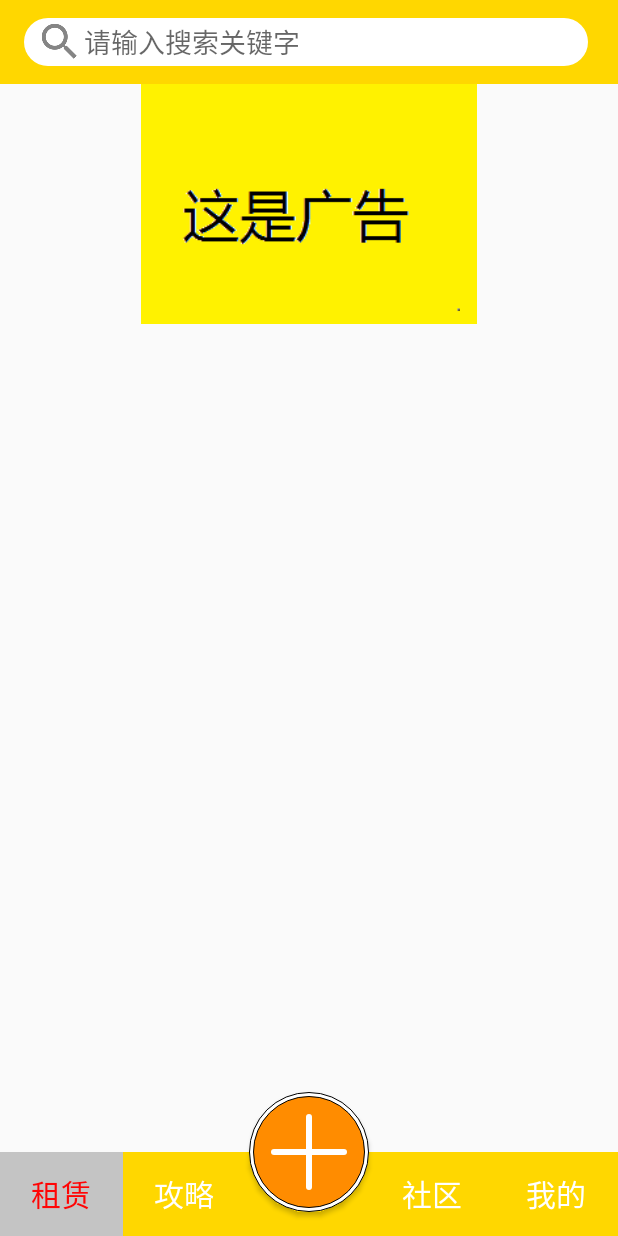
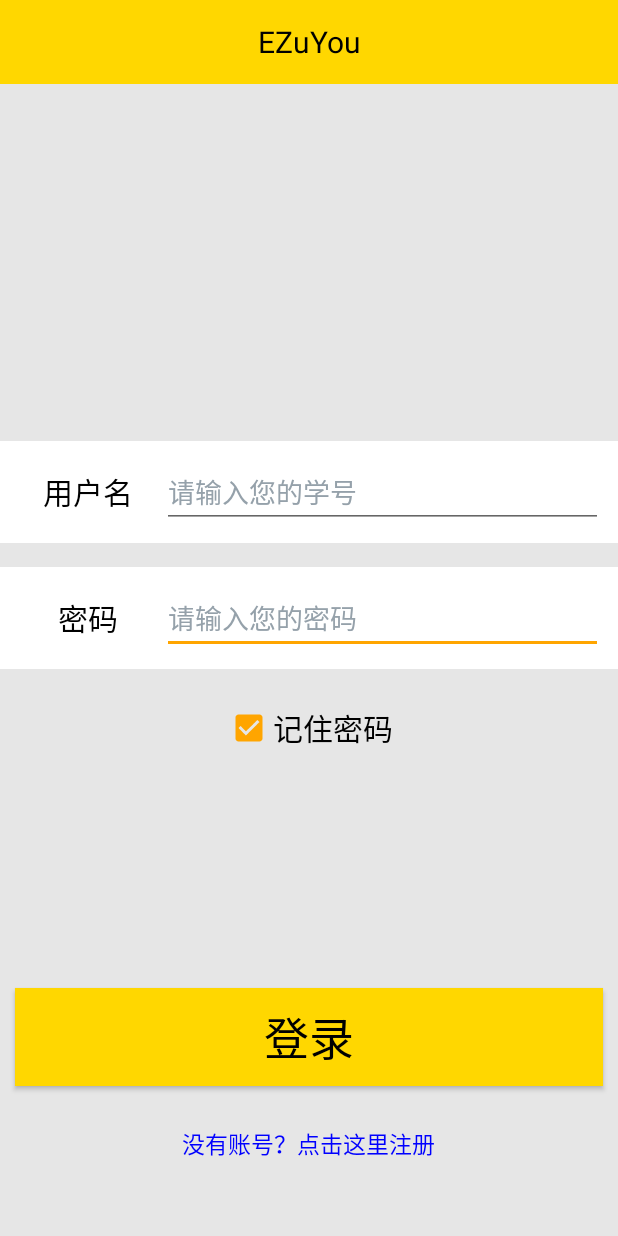
Before and after one commit to royyoung388/EZuYou, an Android app: the screen it shows after launch (Menu before the commit, Login after it), on a phone screen of 412 x 824 dp. Run offline under Robolectric (Android 15) with nearby library versions, the phone set to English and light mode, and no system bars; our stand-ins replace CircleImageView.

Commit message:
V2.1：添加了登录，注册功能。

```diff
--- a/app/src/main/AndroidManifest.xml
+++ b/app/src/main/AndroidManifest.xml
@@ -27,6 +27,9 @@
         <activity android:name=".My.My_History"></activity>
         <activity android:name=".My.My_Strategy"></activity>
         <activity android:name=".My.My_Purchase"></activity>
+
+        <activity android:name=".Login.Login"></activity>
+        <activity android:name=".Login.Login_sign"></activity>
     </application>
 
 </manifest>
--- /dev/null
+++ b/app/src/main/java/com/you/ezuyou/Login/Login.java
@@ -0,0 +1,120 @@
+package com.you.ezuyou.Login;
+
+import android.content.Context;
+import android.content.Intent;
+import android.content.SharedPreferences;
+import android.os.Bundle;
+import android.support.v7.app.AppCompatActivity;
+import android.support.v7.widget.Toolbar;
+import android.text.TextUtils;
+import android.view.View;
+import android.widget.Button;
+import android.widget.CheckBox;
+import android.widget.EditText;
+import android.widget.TextView;
+import android.widget.Toast;
+
+import com.you.ezuyou.InternetUtls.LoginUtils.LoginUtils;
+import com.you.ezuyou.R;
+
+/**
+ * Created by Administrator on 2017/4/4.
+ */
+
+public class Login extends AppCompatActivity implements View.OnClickListener{
+
+    private EditText name, pwd;
+    private CheckBox remember;
+    private Button submit;
+    private TextView sign;
+
+    private String userName, userPass;
+
+    private SharedPreferences sp = null;
+
+
+    @Override
+    protected void onCreate(Bundle savedInstanceState) {
+        super.onCreate(savedInstanceState);
+        setContentView(R.layout.login);
+
+        Toolbar toolbar = (Toolbar) findViewById(R.id.Login_Toolbar);
+        toolbar.setTitle("");
+        //toolbar.inflateMenu(R.menu.menu_main);//设置右上角的填充菜单
+        setSupportActionBar(toolbar);
+
+        bindView();
+    }
+
+    //检查并登录
+    private void check() {
+        // 获取用户名
+        userName = name.getText().toString();
+        // 获取用户密码
+        userPass = pwd.getText().toString();
+
+        if (TextUtils.isEmpty(userName)) {
+            Toast.makeText(this, "用户名不能为空", Toast.LENGTH_SHORT).show();
+            //重置输入和验证码
+            pwd.setText(null);
+        } else if (TextUtils.isEmpty(userPass)) {
+            Toast.makeText(this, "密码不能为空", Toast.LENGTH_SHORT).show();
+            //重置输入和验证码
+            pwd.setText(null);
+        } else {
+            Toast.makeText(this, "正在连接", Toast.LENGTH_SHORT).show();
+            //登录
+            LoginUtils.start_Login(userName, userPass, pwd);
+            //实现记住密码
+            rememer();
+        }
+    }
+
+    //绑定控件
+    public void bindView() {
+        name = (EditText) findViewById(R.id.Login_name);
+        pwd = (EditText) findViewById(R.id.Login_password);
+        remember = (CheckBox) findViewById(R.id.Login_checkbox);
+        submit = (Button) findViewById(R.id.Login_submit);
+        sign = (TextView) findViewById(R.id.Login_sign);
+
+        submit.setOnClickListener(this);
+        sign.setOnClickListener(this);
+
+        sp = this.getSharedPreferences("login", Context.MODE_PRIVATE);
+        if (sp != null) {
+            name.setText(sp.getString("name",null));
+            pwd.setText(sp.getString("pwd",null));
+        }
+    }
+
+    //记住密码
+    private void rememer() {
+        sp = getSharedPreferences("login",MODE_PRIVATE);
+        if (remember.isChecked()) {
+            SharedPreferences.Editor editor = sp.edit();
+            editor.putString("name",userName);
+            editor.putString("pwd",userPass);
+            editor.apply();
+        } else {
+            SharedPreferences.Editor editor = sp.edit();
+            editor.putString("name",null);
+            editor.putString("pwd",null);
+            editor.apply();
+            //重置输入
+            pwd.setText(null);
+        }
+    }
+
+    @Override
+    public void onClick(View v) {
+        switch (v.getId()) {
+            case R.id.Login_submit:
+                check();
+                break;
+            case R.id.Login_sign:
+                startActivity(new Intent(Login.this, Login_sign.class));
+                break;
+        }
+    }
+}
--- a/app/src/main/java/com/you/ezuyou/Welcome/Welcome.java
+++ b/app/src/main/java/com/you/ezuyou/Welcome/Welcome.java
@@ -6,6 +6,7 @@ import android.os.CountDownTimer;
 import android.support.v7.app.AppCompatActivity;
 import android.widget.TextView;
 
+import com.you.ezuyou.Login.Login;
 import com.you.ezuyou.Menu.Menu;
 import com.you.ezuyou.R;
 
@@ -37,7 +38,7 @@ public class Welcome extends AppCompatActivity{
             }
             //结束时
             public void onFinish() {
-                startActivity(new Intent(Welcome.this, Menu.class));
+                startActivity(new Intent(Welcome.this, Login.class));
                 finish();
             }
         }.start();;
--- /dev/null
+++ b/app/src/main/res/layout/login.xml
@@ -0,0 +1,129 @@
+<?xml version="1.0" encoding="utf-8"?>
+<RelativeLayout xmlns:android="http://schemas.android.com/apk/res/android"
+    android:orientation="vertical"
+    android:layout_width="match_parent"
+    android:layout_height="match_parent"
+    android:background="#e6e6e6">
+
+    <android.support.v7.widget.Toolbar
+        android:layout_alignParentTop="true"
+        android:id="@+id/Login_Toolbar"
+        android:layout_width="match_parent"
+        android:layout_height="?attr/actionBarSize"
+        android:background="?attr/colorPrimary">
+
+        <TextView
+            android:id="@+id/Login_tiltle"
+            android:layout_width="wrap_content"
+            android:layout_height="wrap_content"
+            android:layout_gravity="center"
+            android:textSize="20dp"
+            android:text="EZuYou"/>
+    </android.support.v7.widget.Toolbar>
+
+    <LinearLayout
+        android:id="@+id/Login_layout_password"
+        android:layout_centerInParent="true"
+        android:layout_marginTop="8dp"
+        android:layout_marginBottom="8dp"
+        android:padding="10dp"
+        android:layout_width="match_parent"
+        android:layout_height="wrap_content"
+        android:orientation="horizontal"
+        android:background="#ffffff"
+        android:gravity="center">
+
+        <TextView
+            android:id="@+id/Login_text_pwd"
+            android:layout_weight="1"
+            android:layout_width="0dp"
+            android:layout_height="wrap_content"
+            android:text="密码"
+            android:gravity="center"
+            android:textSize="20dp" />
+
+        <EditText
+            android:id="@+id/Login_password"
+            android:inputType="numberPassword"
+            android:selectAllOnFocus="true"
+            android:layout_weight="3"
+            android:layout_width="0dp"
+            android:layout_height="wrap_content"
+            android:hint="请输入您的密码"
+            android:textColorHint="#95A1AA"
+            android:layout_gravity="bottom"
+            android:singleLine="true"/>
+    </LinearLayout>
+
+    <LinearLayout
+        android:layout_above="@id/Login_layout_password"
+        android:layout_gravity="center"
+        android:layout_marginTop="8dp"
+        android:layout_marginBottom="8dp"
+        android:padding="10dp"
+        android:layout_width="match_parent"
+        android:layout_height="wrap_content"
+        android:orientation="horizontal"
+        android:background="#ffffff"
+        android:gravity="center">
+
+        <TextView
+            android:id="@+id/Login_text_name"
+            android:layout_weight="1"
+            android:layout_width="0dp"
+            android:layout_height="wrap_content"
+            android:text="用户名"
+            android:gravity="center"
+            android:textSize="20dp" />
+
+        <EditText
+            android:id="@+id/Login_name"
+            android:inputType="number"
+            android:selectAllOnFocus="true"
+            android:layout_weight="3"
+            android:layout_width="0dp"
+            android:layout_height="wrap_content"
+            android:hint="请输入您的学号"
+            android:textColorHint="#95A1AA"
+            android:layout_gravity="bottom"
+            android:singleLine="true"/>
+    </LinearLayout>
+
+    <CheckBox
+        android:layout_below="@id/Login_layout_password"
+        android:layout_centerHorizontal="true"
+        android:layout_marginTop="15dp"
+        android:id="@+id/Login_checkbox"
+        android:layout_width="wrap_content"
+        android:layout_height="wrap_content"
+        android:layout_gravity="center"
+        android:text="记住密码"
+        android:checked="true"
+        android:textSize="20dp"/>
+
+    <Button
+        android:layout_alignParentBottom="true"
+        android:background="#FFD700"
+        android:layout_marginRight="10dp"
+        android:layout_marginLeft="10dp"
+        android:layout_marginBottom="100dp"
+        android:padding="10dp"
+        android:id="@+id/Login_submit"
+        android:layout_width="match_parent"
+        android:layout_height="wrap_content"
+        android:layout_gravity="center_horizontal"
+        android:text="登录"
+        android:textSize="30dp"/>
+
+    <TextView
+        android:layout_alignParentBottom="true"
+        android:layout_centerHorizontal="true"
+        android:layout_marginBottom="50dp"
+        android:id="@+id/Login_sign"
+        android:layout_width="wrap_content"
+        android:layout_height="wrap_content"
+        android:textColor="@color/blue"
+        android:text="没有账号？点击这里注册"
+        android:textSize="15dp"/>
+
+</RelativeLayout>
--- a/app/src/main/res/values/colors.xml
+++ b/app/src/main/res/values/colors.xml
@@ -2,7 +2,7 @@
 <resources>
     <color name="colorPrimary">#FFD700</color>
     <color name="colorPrimaryDark">#FFD700</color>
-    <color name="colorAccent">#FF4081</color>
+    <color name="colorAccent">#FFA500</color>
     <color name="myred">#eb4f38</color>
     <!--<color name="darkgray">#cccc</color>-->
     <color name="color_white">#ffffff</color>
```
Also changed, not shown: app/src/main/java/com/you/ezuyou/Home/Home.java (+29 -12 lines), app/src/main/java/com/you/ezuyou/InternetUtls/HomeUtils/HomeUtils.java (renamed from app/src/main/java/com/you/ezuyou/InternetUtils/HomeUtils/HomeUtils.java, +21 -14 lines), app/src/main/java/com/you/ezuyou/InternetUtls/LoginUtils/LoginUtils.java (added, +99 -0 lines), app/src/main/java/com/you/ezuyou/Login/Login_sign.java (added, +78 -0 lines), app/src/main/res/layout/login_sign.xml (added, +141 -0 lines), 1 other file.
